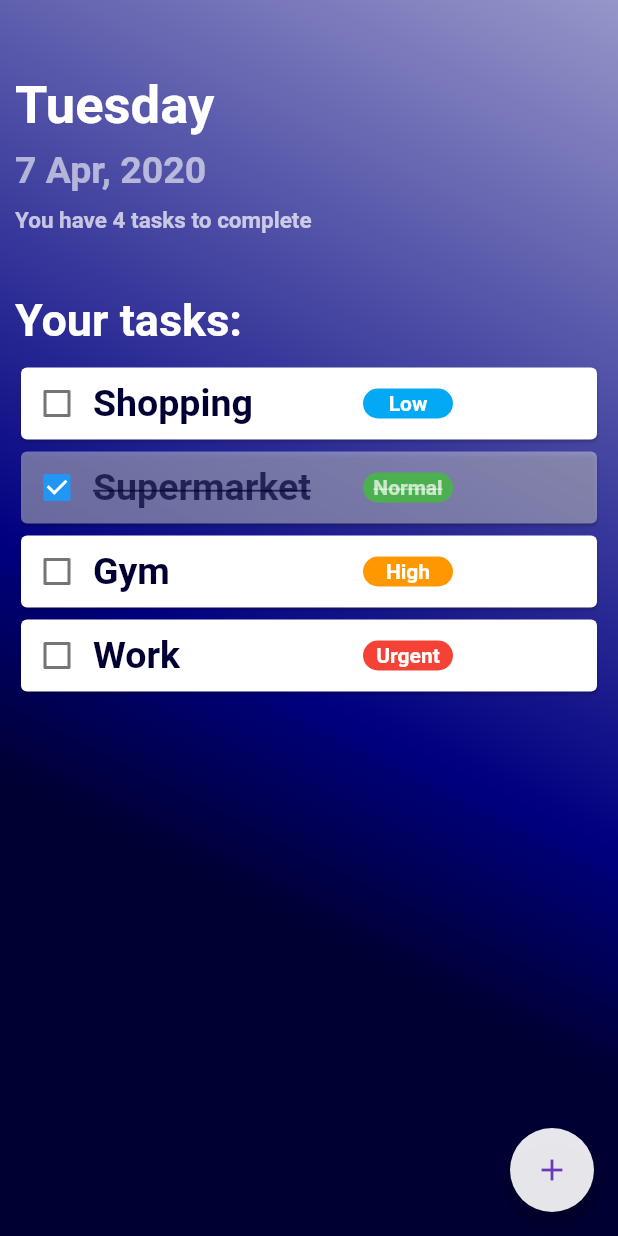
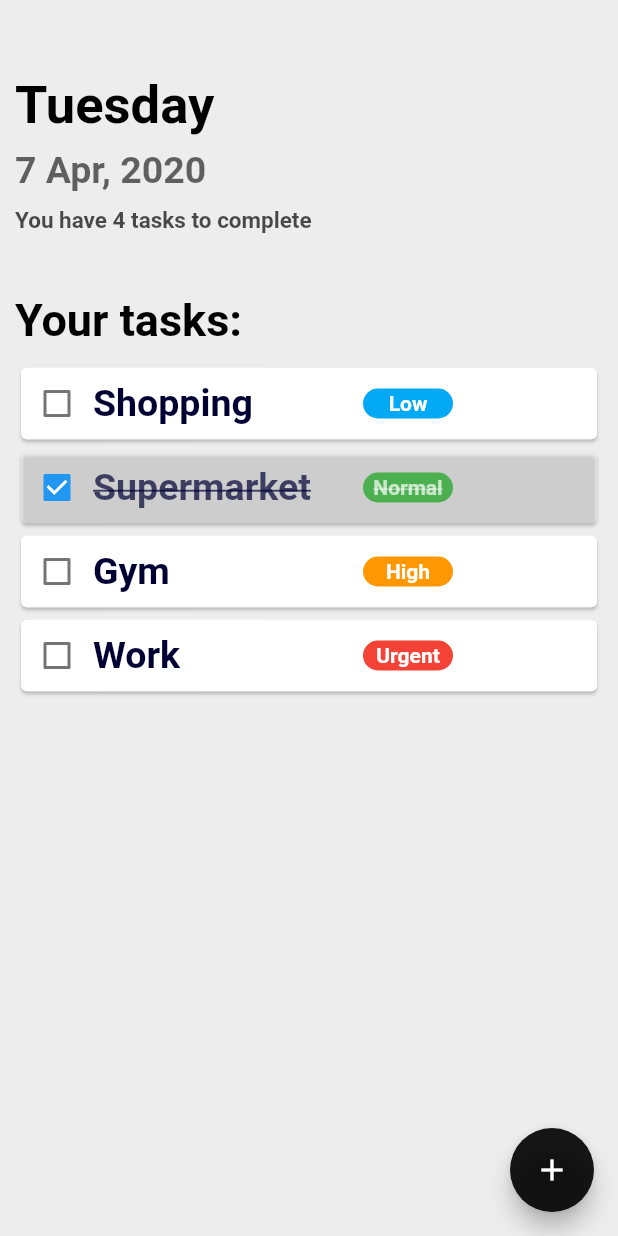
Before and after one commit to gabrielrmn/todolist, a Flutter app: the screen it shows after launch, on a phone screen of 412 x 824 dp. Run offline on Flutter 3.47's test engine with Material 2 defaults, Android fonts, the phone set to English and light mode, and no system bars; our stand-ins replace google_fonts, splashscreen.

Commit message:
new colors

```diff
--- a/lib/pages/todolist.homepage.dart
+++ b/lib/pages/todolist.homepage.dart
@@ -30,22 +30,7 @@ class _ToDoListHomePageState extends State<ToDoListHomePage> {
       body: Container(
         height: double.infinity,
         width: double.infinity,
-        decoration: BoxDecoration(
-          gradient: LinearGradient(
-            begin: Alignment.bottomLeft,
-            end: Alignment.topRight,
-            stops: [
-              0.3,
-              0.45,
-              1,
-            ],
-            colors: [
-              Color.fromRGBO(0, 0, 51, 1),
-              Color.fromRGBO(0, 0, 128, 1),
-              Color.fromRGBO(0, 0, 128, 0.4),
-            ],
-          ),
-        ),
+        decoration: BoxDecoration(color: Colors.black.withOpacity(0.05)),
         child: Column(
           children: <Widget>[
             Padding(
@@ -59,7 +44,7 @@ class _ToDoListHomePageState extends State<ToDoListHomePage> {
                       fontSize: 35,
                       fontWeight: FontWeight.bold,
                       textStyle: TextStyle(
-                        color: Colors.white,
+                        color: Colors.black,
                       ),
                     ),
                     textAlign: TextAlign.left,
@@ -73,7 +58,7 @@ class _ToDoListHomePageState extends State<ToDoListHomePage> {
                       fontSize: 25,
                       fontWeight: FontWeight.bold,
                       textStyle: TextStyle(
-                        color: Colors.white.withOpacity(0.6),
+                        color: Colors.black.withOpacity(0.6),
                       ),
                     ),
                     textAlign: TextAlign.left,
@@ -87,7 +72,7 @@ class _ToDoListHomePageState extends State<ToDoListHomePage> {
                       fontSize: 15,
                       fontWeight: FontWeight.bold,
                       textStyle: TextStyle(
-                        color: Colors.white.withOpacity(0.7),
+                        color: Colors.black.withOpacity(0.7),
                       ),
                     ),
                     textAlign: TextAlign.left,
@@ -101,7 +86,7 @@ class _ToDoListHomePageState extends State<ToDoListHomePage> {
                       fontSize: 30,
                       fontWeight: FontWeight.bold,
                       textStyle: TextStyle(
-                        color: Colors.white,
+                        color: Colors.black,
                       ),
                     ),
                     textAlign: TextAlign.left,
@@ -131,8 +116,8 @@ class _ToDoListHomePageState extends State<ToDoListHomePage> {
           Navigator.push(
               context, MaterialPageRoute(builder: (context) => CreateCard()));
         },
-        child: Icon(Icons.add, color: Colors.deepPurple),
-        backgroundColor: Colors.white.withOpacity(0.9),
+        child: Icon(Icons.add, color: Colors.white),
+        backgroundColor: Colors.black.withOpacity(0.9),
       ),
     );
   }
```
